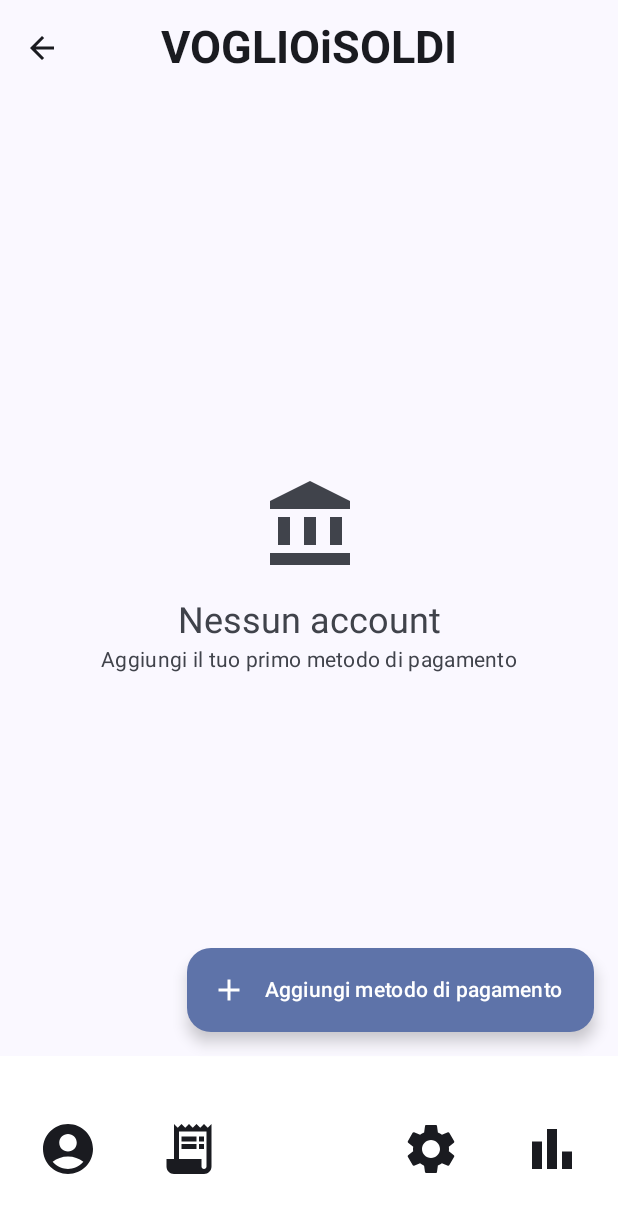
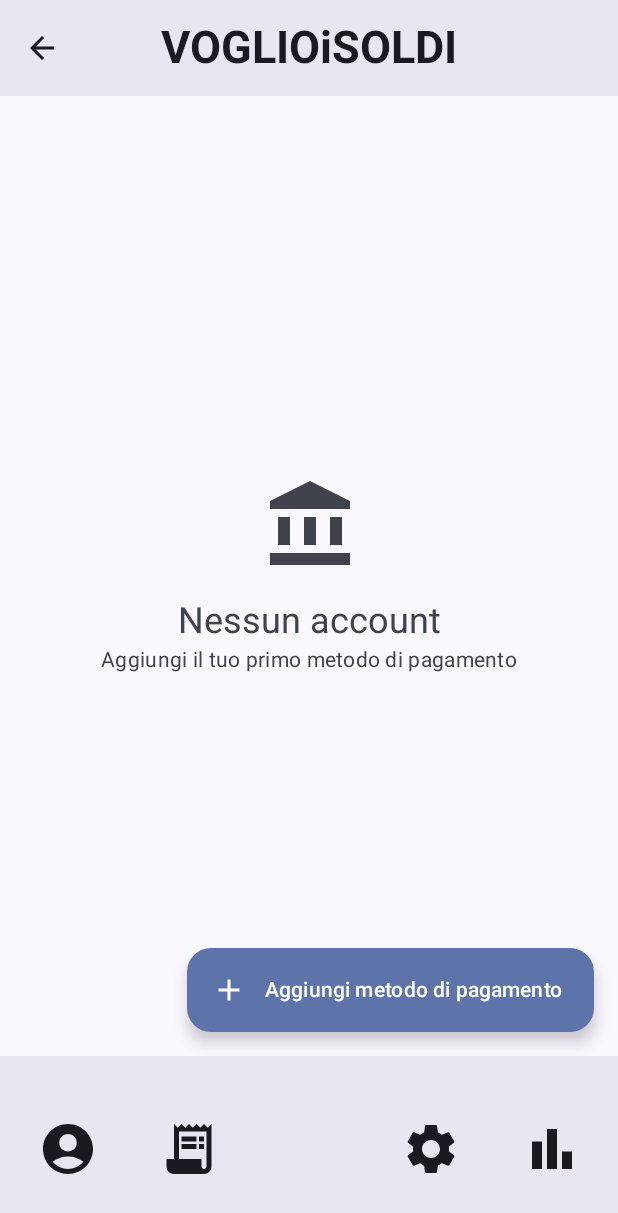
Before and after one commit to BlusterX/VoglioiSoldi, an Android app built with Jetpack Compose: the AccountManagementScreen screen opened through its navigation route, on a phone screen of 412 x 824 dp. Shown: the top 1213 px of the screen. Run offline under Robolectric (Android 15) with nearby library versions, the phone set to English and light mode, and no system bars; our stand-ins replace Room's generated code.

Commit message:
Improve top and bottom bar background colors

```diff
--- a/app/src/main/java/com/example/voglioisoldi/ui/composables/BottomBar.kt
+++ b/app/src/main/java/com/example/voglioisoldi/ui/composables/BottomBar.kt
@@ -11,9 +11,9 @@ import androidx.compose.material.icons.filled.Settings
 import androidx.compose.material3.BottomAppBar
 import androidx.compose.material3.Icon
 import androidx.compose.material3.IconButton
+import androidx.compose.material3.MaterialTheme
 import androidx.compose.runtime.Composable
 import androidx.compose.ui.Modifier
-import androidx.compose.ui.graphics.Color
 import androidx.compose.ui.unit.dp
 import androidx.navigation.NavController
 import com.example.voglioisoldi.ui.SoldiRoute
@@ -21,8 +21,8 @@ import com.example.voglioisoldi.ui.SoldiRoute
 @Composable
 fun BottomBar(navController: NavController) {
     BottomAppBar(
-        containerColor = Color.White,
-        modifier = Modifier.height(120.dp)
+        modifier = Modifier.height(120.dp),
+        containerColor = MaterialTheme.colorScheme.surfaceContainerHigh
     ) {
         IconButton(
             onClick = { navController.navigate(SoldiRoute.Profile) },
--- a/app/src/main/java/com/example/voglioisoldi/ui/composables/TopBar.kt
+++ b/app/src/main/java/com/example/voglioisoldi/ui/composables/TopBar.kt
@@ -6,7 +6,9 @@ import androidx.compose.material3.CenterAlignedTopAppBar
 import androidx.compose.material3.ExperimentalMaterial3Api
 import androidx.compose.material3.Icon
 import androidx.compose.material3.IconButton
+import androidx.compose.material3.MaterialTheme
 import androidx.compose.material3.Text
+import androidx.compose.material3.TopAppBarDefaults
 import androidx.compose.runtime.Composable
 import androidx.compose.ui.text.font.FontWeight
 import androidx.compose.ui.unit.sp
@@ -34,6 +36,9 @@ fun TopBar(
                     )
                 }
             }
-        }
+        },
+        colors = TopAppBarDefaults.centerAlignedTopAppBarColors(
+            containerColor = MaterialTheme.colorScheme.surfaceContainerHigh
+        )
     )
 }
```
